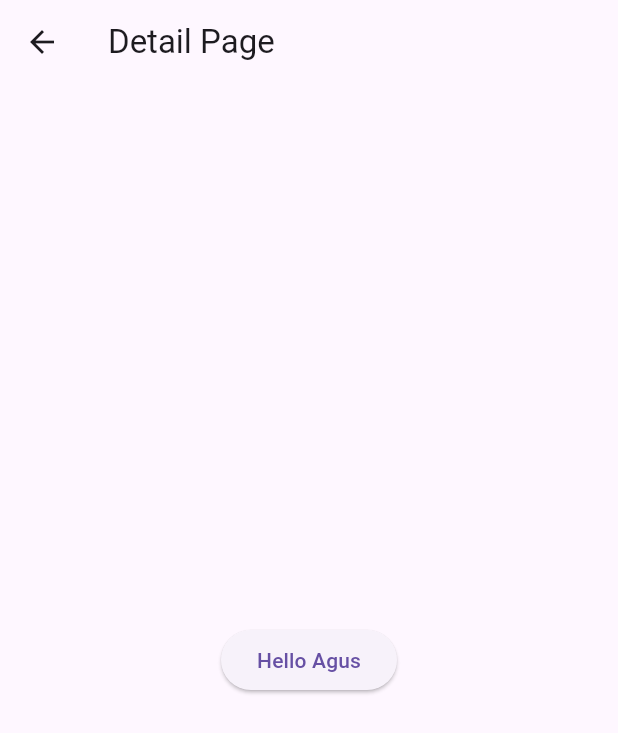
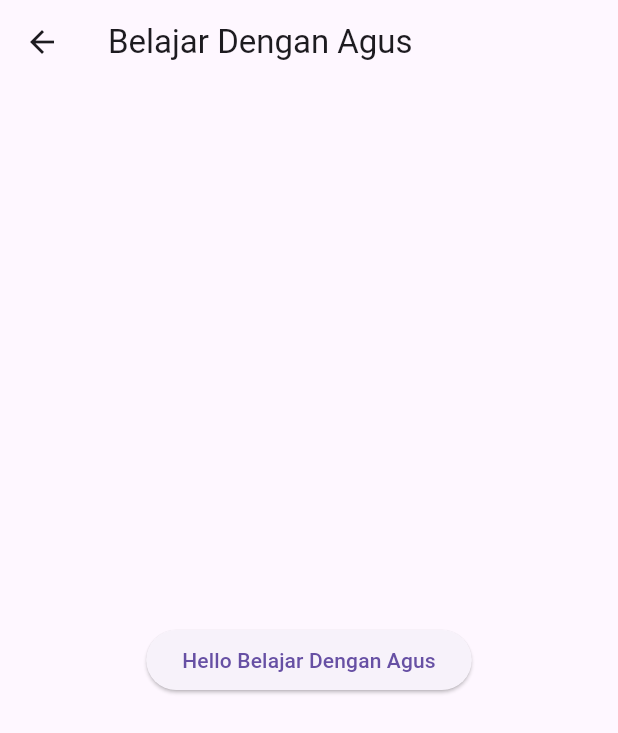
Before and after one commit to IrnandaNanda/Flutter-, a Flutter app: the screen it shows after launch, after a tap on "Detail Page", on a phone screen of 412 x 824 dp. Shown: the top 733 px of the screen. Run offline on Flutter 3.47's test engine with Material 3 defaults, Android fonts, the phone set to English and light mode, and no system bars.

Commit message:
Navigasi dengan data (Props)

```diff
--- a/navigation_n_routing/lib/detail_page.dart
+++ b/navigation_n_routing/lib/detail_page.dart
@@ -1,18 +1,19 @@
 import 'package:flutter/material.dart';
 
 class DetailPage extends StatelessWidget{
-  const DetailPage({ super.key });
+  final String keterangan;
+  const DetailPage({ Key? key, required this.keterangan }): super(key: key);
 
   @override
   Widget build(BuildContext context) {
     return Scaffold(
-      appBar: AppBar(title: Text('Detail Page')),
+      appBar: AppBar(title: Text(keterangan)),
       body: Center(
         child: ElevatedButton(
           onPressed: () {
             Navigator.pop(context);
           },
-          child: Text('Hello Agus'),
+          child: Text('Hello $keterangan'),
         ),
       ),
     );
--- a/navigation_n_routing/lib/home_page.dart
+++ b/navigation_n_routing/lib/home_page.dart
@@ -11,7 +11,7 @@ class HomePage extends StatelessWidget{
       body: Center(
         child: ElevatedButton(onPressed: () {
           Navigator.push(context, MaterialPageRoute(
-            builder: (context) => DetailPage()
+            builder: (context) => DetailPage(keterangan: 'Belajar Dengan Agus')
           ));
         }, child: Text('Detail Page'))
       ),
```
